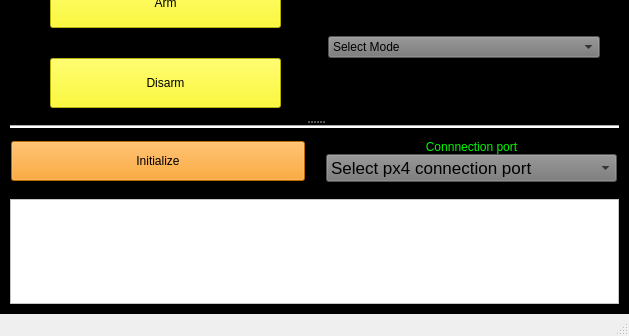
Before: the Qt Designer form app/mainwindow/src/mainwindow.ui in sarath-menon/mavsdk_interface, drawn with Qt 5; both pictures show x 0 to 629 and y 222 to 558 of the 629 by 558 pixel window.
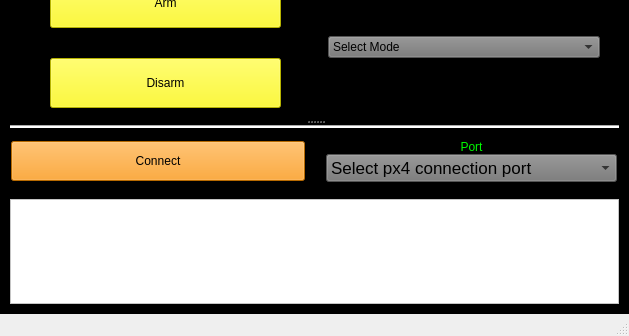
After: the same form once the commit is applied.

Diff of the .ui file:
```diff
--- a/app/mainwindow/src/mainwindow.ui
+++ b/app/mainwindow/src/mainwindow.ui
@@ -263,7 +263,7 @@
 color: rgb(0, 0, 0);</string>
              </property>
              <property name="text">
-              <string>Initialize</string>
+              <string>Connect</string>
              </property>
             </widget>
            </item>
@@ -297,7 +297,7 @@
                  <string notr="true">color: rgb(0, 249, 0);</string>
                 </property>
                 <property name="text">
-                 <string>Connnection port</string>
+                 <string>Port</string>
                 </property>
                 <property name="alignment">
                  <set>Qt::AlignCenter</set>
```
Left out of the diff: 2 changed lines with no effect on the pictures.
